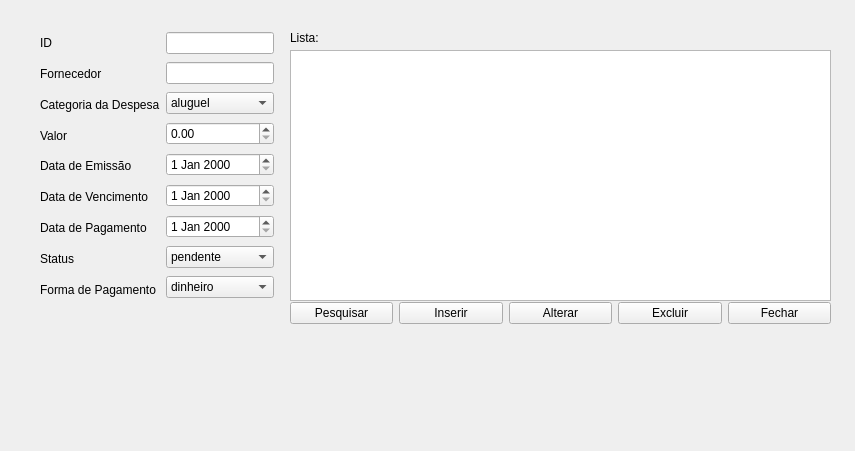
Qt form erp-projeto/contaspagarwindow.ui (jaques-lo/erp-projeto) before a commit.
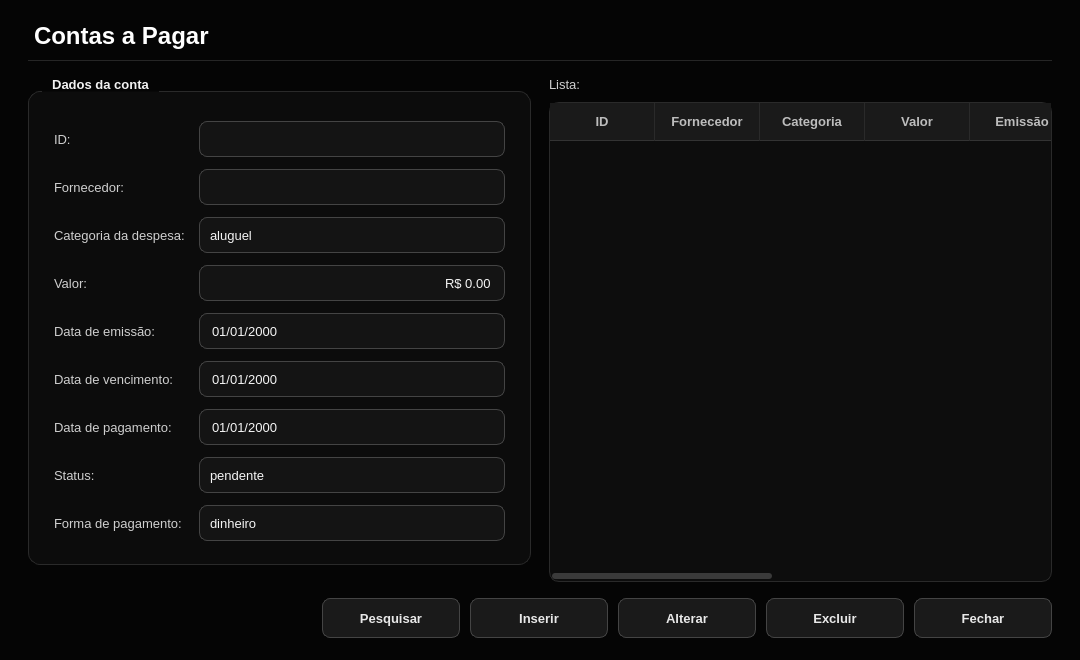
The same form after that commit.

Commit message:
Atualiza fontes do projeto ERP (telas e login, Tela de Sobra) e adiciona logoBG
Arquivos de importância para alterar e rodar na máquina: código (cpp/h/pro), telas (ui), recursos (qrc) e imagem da logoBG.

The edit to the form file:
```diff
--- a/erp-projeto/contaspagarwindow.ui
+++ b/erp-projeto/contaspagarwindow.ui
@@ -6,246 +6,1187 @@
    <rect>
     <x>0</x>
     <y>0</y>
-    <width>855</width>
-    <height>451</height>
+    <width>1080</width>
+    <height>660</height>
    </rect>
   </property>
+  <property name="minimumSize">
+   <size>
+    <width>864</width>
+    <height>528</height>
+   </size>
+  </property>
   <property name="windowTitle">
-   <string>Form</string>
-  </property>
-  <widget class="QLabel" name="label_5">
-   <property name="geometry">
-    <rect>
-     <x>290</x>
-     <y>30</y>
-     <width>49</width>
-     <height>16</height>
-    </rect>
-   </property>
-   <property name="text">
-    <string>Lista:</string>
-   </property>
-  </widget>
-  <widget class="QTableWidget" name="tableWidget">
-   <property name="geometry">
-    <rect>
-     <x>290</x>
-     <y>50</y>
-     <width>541</width>
-     <height>251</height>
-    </rect>
-   </property>
-  </widget>
-  <widget class="QWidget" name="">
-   <property name="geometry">
-    <rect>
-     <x>40</x>
-     <y>30</y>
-     <width>234</width>
-     <height>272</height>
-    </rect>
-   </property>
-   <layout class="QHBoxLayout" name="horizontalLayout">
-    <item>
-     <layout class="QVBoxLayout" name="verticalLayout">
-      <item>
-       <widget class="QLabel" name="label_10">
-        <property name="text">
-         <string>ID</string>
-        </property>
-       </widget>
-      </item>
-      <item>
-       <widget class="QLabel" name="label">
-        <property name="text">
-         <string>Fornecedor</string>
-        </property>
-       </widget>
-      </item>
-      <item>
-       <widget class="QLabel" name="label_9">
-        <property name="text">
-         <string>Categoria da Despesa</string>
-        </property>
-       </widget>
-      </item>
-      <item>
-       <widget class="QLabel" name="label_2">
-        <property name="text">
-         <string>Valor</string>
-        </property>
-       </widget>
-      </item>
-      <item>
-       <widget class="QLabel" name="label_8">
-        <property name="text">
-         <string>Data de Emissão</string>
-        </property>
-       </widget>
-      </item>
-      <item>
-       <widget class="QLabel" name="label_3">
-        <property name="text">
-         <string>Data de Vencimento</string>
-        </property>
-       </widget>
-      </item>
-      <item>
-       <widget class="QLabel" name="label_6">
-        <property name="text">
-         <string>Data de Pagamento</string>
-        </property>
-       </widget>
-      </item>
-      <item>
-       <widget class="QLabel" name="label_4">
-        <property name="text">
-         <string>Status</string>
-        </property>
-       </widget>
-      </item>
-      <item>
-       <widget class="QLabel" name="label_7">
-        <property name="text">
-         <string>Forma de Pagamento</string>
-        </property>
-       </widget>
-      </item>
-     </layout>
-    </item>
-    <item>
-     <layout class="QVBoxLayout" name="verticalLayout_2">
-      <item>
-       <widget class="QLineEdit" name="lineEdit"/>
-      </item>
-      <item>
-       <widget class="QLineEdit" name="lineEdit_2"/>
-      </item>
-      <item>
-       <widget class="QComboBox" name="comboBox">
-        <item>
-         <property name="text">
-          <string>aluguel</string>
-         </property>
-        </item>
-        <item>
-         <property name="text">
-          <string>fornecedor</string>
-         </property>
-        </item>
-        <item>
-         <property name="text">
-          <string>salário</string>
-         </property>
-        </item>
-       </widget>
-      </item>
-      <item>
-       <widget class="QDoubleSpinBox" name="doubleSpinBox"/>
-      </item>
-      <item>
-       <widget class="QDateEdit" name="dateEdit"/>
-      </item>
-      <item>
-       <widget class="QDateEdit" name="dateEdit_2"/>
-      </item>
-      <item>
-       <widget class="QDateEdit" name="dateEdit_3"/>
-      </item>
-      <item>
-       <widget class="QComboBox" name="comboBox_2">
-        <item>
-         <property name="text">
-          <string>pendente</string>
-         </property>
-        </item>
-        <item>
-         <property name="text">
-          <string>pago</string>
-         </property>
-        </item>
-        <item>
-         <property name="text">
-          <string>atrasado</string>
-         </property>
-        </item>
-       </widget>
-      </item>
-      <item>
-       <widget class="QComboBox" name="comboBox_3">
-        <item>
-         <property name="text">
-          <string>dinheiro</string>
-         </property>
-        </item>
-        <item>
-         <property name="text">
-          <string>débito</string>
-         </property>
-        </item>
-        <item>
-         <property name="text">
-          <string>crédito</string>
-         </property>
-        </item>
-        <item>
-         <property name="text">
-          <string>pix</string>
-         </property>
-        </item>
-       </widget>
-      </item>
-     </layout>
-    </item>
-   </layout>
-  </widget>
-  <widget class="QWidget" name="">
-   <property name="geometry">
-    <rect>
-     <x>290</x>
-     <y>300</y>
-     <width>541</width>
-     <height>26</height>
-    </rect>
-   </property>
-   <layout class="QHBoxLayout" name="horizontalLayout_2">
-    <item>
-     <widget class="QPushButton" name="pushButton">
-      <property name="text">
-       <string>Pesquisar</string>
-      </property>
-     </widget>
-    </item>
-    <item>
-     <widget class="QPushButton" name="pushButton_2">
-      <property name="text">
-       <string>Inserir</string>
-      </property>
-     </widget>
-    </item>
-    <item>
-     <widget class="QPushButton" name="pushButton_3">
-      <property name="text">
-       <string>Alterar</string>
-      </property>
-     </widget>
-    </item>
-    <item>
-     <widget class="QPushButton" name="pushButton_4">
-      <property name="text">
-       <string>Excluir</string>
-      </property>
-     </widget>
-    </item>
-    <item>
-     <widget class="QPushButton" name="pushButton_5">
-      <property name="text">
-       <string>Fechar</string>
-      </property>
-     </widget>
-    </item>
-   </layout>
-  </widget>
+   <string>Contas a Pagar</string>
+  </property>
+  <property name="palette">
+   <palette>
+    <active>
+     <colorrole role="WindowText">
+      <brush brushstyle="SolidPattern">
+       <color alpha="255">
+        <red>232</red>
+        <green>232</green>
+        <blue>232</blue>
+       </color>
+      </brush>
+     </colorrole>
+     <colorrole role="Button">
+      <brush brushstyle="SolidPattern">
+       <color alpha="255">
+        <red>26</red>
+        <green>26</green>
+        <blue>26</blue>
+       </color>
+      </brush>
+     </colorrole>
+     <colorrole role="Text">
+      <brush brushstyle="SolidPattern">
+       <color alpha="255">
+        <red>245</red>
+        <green>245</green>
+        <blue>245</blue>
+       </color>
+      </brush>
+     </colorrole>
+     <colorrole role="ButtonText">
+      <brush brushstyle="SolidPattern">
+       <color alpha="255">
+        <red>232</red>
+        <green>232</green>
+        <blue>232</blue>
+       </color>
+      </brush>
+     </colorrole>
+     <colorrole role="Base">
+      <brush brushstyle="SolidPattern">
+       <color alpha="255">
+        <red>20</red>
+        <green>20</green>
+        <blue>20</blue>
+       </color>
+      </brush>
+     </colorrole>
+     <colorrole role="AlternateBase">
+      <brush brushstyle="SolidPattern">
+       <color alpha="255">
+        <red>19</red>
+        <green>19</green>
+        <blue>19</blue>
+       </color>
+      </brush>
+     </colorrole>
+     <colorrole role="Window">
+      <brush brushstyle="SolidPattern">
+       <color alpha="255">
+        <red>5</red>
+        <green>5</green>
+        <blue>5</blue>
+       </color>
+      </brush>
+     </colorrole>
+     <colorrole role="Highlight">
+      <brush brushstyle="SolidPattern">
+       <color alpha="255">
+        <red>119</red>
+        <green>119</green>
+        <blue>119</blue>
+       </color>
+      </brush>
+     </colorrole>
+     <colorrole role="HighlightedText">
+      <brush brushstyle="SolidPattern">
+       <color alpha="255">
+        <red>255</red>
+        <green>255</green>
+        <blue>255</blue>
+       </color>
+      </brush>
+     </colorrole>
+     <colorrole role="PlaceholderText">
+      <brush brushstyle="SolidPattern">
+       <color alpha="255">
+        <red>119</red>
+        <green>119</green>
+        <blue>119</blue>
+       </color>
+      </brush>
+     </colorrole>
+    </active>
+    <inactive>
+     <colorrole role="WindowText">
+      <brush brushstyle="SolidPattern">
+       <color alpha="255">
+        <red>232</red>
+        <green>232</green>
+        <blue>232</blue>
+       </color>
+      </brush>
+     </colorrole>
+     <colorrole role="Button">
+      <brush brushstyle="SolidPattern">
+       <color alpha="255">
+        <red>26</red>
+        <green>26</green>
+        <blue>26</blue>
+       </color>
+      </brush>
+     </colorrole>
+     <colorrole role="Text">
+      <brush brushstyle="SolidPattern">
+       <color alpha="255">
+        <red>245</red>
+        <green>245</green>
+        <blue>245</blue>
+       </color>
+      </brush>
+     </colorrole>
+     <colorrole role="ButtonText">
+      <brush brushstyle="SolidPattern">
+       <color alpha="255">
+        <red>232</red>
+        <green>232</green>
+        <blue>232</blue>
+       </color>
+      </brush>
+     </colorrole>
+     <colorrole role="Base">
+      <brush brushstyle="SolidPattern">
+       <color alpha="255">
+        <red>20</red>
+        <green>20</green>
+        <blue>20</blue>
+       </color>
+      </brush>
+     </colorrole>
+     <colorrole role="AlternateBase">
+      <brush brushstyle="SolidPattern">
+       <color alpha="255">
+        <red>19</red>
+        <green>19</green>
+        <blue>19</blue>
+       </color>
+      </brush>
+     </colorrole>
+     <colorrole role="Window">
+      <brush brushstyle="SolidPattern">
+       <color alpha="255">
+        <red>5</red>
+        <green>5</green>
+        <blue>5</blue>
+       </color>
+      </brush>
+     </colorrole>
+     <colorrole role="Highlight">
+      <brush brushstyle="SolidPattern">
+       <color alpha="255">
+        <red>119</red>
+        <green>119</green>
+        <blue>119</blue>
+       </color>
+      </brush>
+     </colorrole>
+     <colorrole role="HighlightedText">
+      <brush brushstyle="SolidPattern">
+       <color alpha="255">
+        <red>255</red>
+        <green>255</green>
+        <blue>255</blue>
+       </color>
+      </brush>
+     </colorrole>
+     <colorrole role="PlaceholderText">
+      <brush brushstyle="SolidPattern">
+       <color alpha="255">
+        <red>119</red>
+        <green>119</green>
+        <blue>119</blue>
+       </color>
+      </brush>
+     </colorrole>
+    </inactive>
+    <disabled>
+     <colorrole role="WindowText">
+      <brush brushstyle="SolidPattern">
+       <color alpha="255">
+        <red>102</red>
+        <green>102</green>
+        <blue>102</blue>
+       </color>
+      </brush>
+     </colorrole>
+     <colorrole role="Button">
+      <brush brushstyle="SolidPattern">
+       <color alpha="255">
+        <red>26</red>
+        <green>26</green>
+        <blue>26</blue>
+       </color>
+      </brush>
+     </colorrole>
+     <colorrole role="Text">
+      <brush brushstyle="SolidPattern">
+       <color alpha="255">
+        <red>102</red>
+        <green>102</green>
+        <blue>102</blue>
+       </color>
+      </brush>
+     </colorrole>
+     <colorrole role="ButtonText">
+      <brush brushstyle="SolidPattern">
+       <color alpha="255">
+        <red>102</red>
+        <green>102</green>
+        <blue>102</blue>
+       </color>
+      </brush>
+     </colorrole>
+     <colorrole role="Base">
+      <brush brushstyle="SolidPattern">
+       <color alpha="255">
+        <red>20</red>
+        <green>20</green>
+        <blue>20</blue>
+       </color>
+      </brush>
+     </colorrole>
+     <colorrole role="AlternateBase">
+      <brush brushstyle="SolidPattern">
+       <color alpha="255">
+        <red>19</red>
+        <green>19</green>
+        <blue>19</blue>
+       </color>
+      </brush>
+     </colorrole>
+     <colorrole role="Window">
+      <brush brushstyle="SolidPattern">
+       <color alpha="255">
+        <red>5</red>
+        <green>5</green>
+        <blue>5</blue>
+       </color>
+      </brush>
+     </colorrole>
+     <colorrole role="Highlight">
+      <brush brushstyle="SolidPattern">
+       <color alpha="255">
+        <red>119</red>
+        <green>119</green>
+        <blue>119</blue>
+       </color>
+      </brush>
+     </colorrole>
+     <colorrole role="HighlightedText">
+      <brush brushstyle="SolidPattern">
+       <color alpha="255">
+        <red>255</red>
+        <green>255</green>
+        <blue>255</blue>
+       </color>
+      </brush>
+     </colorrole>
+     <colorrole role="PlaceholderText">
+      <brush brushstyle="SolidPattern">
+       <color alpha="255">
+        <red>119</red>
+        <green>119</green>
+        <blue>119</blue>
+       </color>
+      </brush>
+     </colorrole>
+    </disabled>
+   </palette>
+  </property>
+  <property name="styleSheet">
+   <string notr="true">#ContasPagarWindow {
+    background-color: #050505;
+}
+
+QWidget {
+    font-family: "Segoe UI", "DejaVu Sans", "Noto Sans", sans-serif;
+    font-size: 10pt;
+}
+
+/* ---------- Textos ---------- */
+QLabel {
+    color: #cfcfcf;
+    background: transparent;
+    font-weight: normal;
+}
+
+QLabel#lblTitulo {
+    color: #ffffff;
+    font-size: 18pt;
+    font-weight: bold;
+    padding-bottom: 10px;
+    border-bottom: 1px solid #262626;
+}
+
+QLabel[role="section"] {
+    color: #ffffff;
+    font-size: 11pt;
+    font-weight: bold;
+}
+
+QLabel[role="hint"] {
+    color: #777777;
+    font-size: 9pt;
+}
+
+QLabel[role="value"] {
+    color: #ffffff;
+    font-weight: bold;
+}
+
+QToolTip {
+    background-color: #1a1a1a;
+    color: #f5f5f5;
+    border: 1px solid #444444;
+    padding: 4px 8px;
+}
+
+/* ---------- Cartões / grupos ---------- */
+QGroupBox {
+    background-color: #0c0c0c;
+    border: 1px solid #2a2a2a;
+    border-radius: 12px;
+    margin-top: 14px;
+    padding: 20px 16px 14px 16px;
+    color: #f2f2f2;
+    font-weight: bold;
+}
+
+QGroupBox::title {
+    subcontrol-origin: margin;
+    subcontrol-position: top left;
+    left: 14px;
+    padding: 0 8px;
+    color: #f2f2f2;
+}
+
+QFrame[variant="card"] {
+    background-color: #0c0c0c;
+    border: 1px solid #2a2a2a;
+    border-radius: 12px;
+}
+
+QFrame#lineSep {
+    background-color: #2a2a2a;
+    border: none;
+}
+
+/* ---------- Campos de entrada ---------- */
+QLineEdit,
+QComboBox,
+QAbstractSpinBox,
+QDateEdit,
+QDateTimeEdit {
+    background-color: #141414;
+    color: #f5f5f5;
+    border: 1px solid #444444;
+    border-radius: 8px;
+    padding: 6px 10px;
+    min-height: 22px;
+    selection-background-color: #777777;
+    selection-color: #ffffff;
+    font-weight: normal;
+}
+
+QLineEdit:hover,
+QComboBox:hover,
+QAbstractSpinBox:hover,
+QDateEdit:hover,
+QDateTimeEdit:hover {
+    border: 1px solid #666666;
+}
+
+QLineEdit:focus,
+QComboBox:focus,
+QAbstractSpinBox:focus,
+QDateEdit:focus,
+QDateTimeEdit:focus {
+    border: 1px solid #d8d8d8;
+    background-color: #181818;
+}
+
+QLineEdit:read-only,
+QAbstractSpinBox:read-only {
+    color: #bdbdbd;
+}
+
+QLineEdit:disabled,
+QComboBox:disabled,
+QAbstractSpinBox:disabled,
+QDateEdit:disabled,
+QDateTimeEdit:disabled {
+    background-color: #0e0e0e;
+    color: #666666;
+    border: 1px solid #2a2a2a;
+}
+
+/* Campo de total (somente leitura, em destaque) */
+QDoubleSpinBox[variant="total"] {
+    font-size: 20pt;
+    font-weight: bold;
+    color: #ffffff;
+    background-color: #0a0a0a;
+    border: 1px solid #333333;
+    padding: 8px 14px;
+    min-height: 36px;
+}
+
+/* ---------- ComboBox / Data ---------- */
+QComboBox {
+    padding-right: 30px;
+}
+
+QComboBox::drop-down,
+QDateEdit::drop-down,
+QDateTimeEdit::drop-down {
+    subcontrol-origin: padding;
+    subcontrol-position: center right;
+    width: 28px;
+    border: none;
+    background: transparent;
+}
+
+QComboBox::down-arrow,
+QDateEdit::down-arrow,
+QDateTimeEdit::down-arrow {
+    image: none;
+    width: 0px;
+    height: 0px;
+    border-left: 5px solid transparent;
+    border-right: 5px solid transparent;
+    border-top: 6px solid #bdbdbd;
+    margin-right: 8px;
+}
+
+QComboBox QAbstractItemView {
+    background-color: #141414;
+    color: #f5f5f5;
+    border: 1px solid #444444;
+    selection-background-color: #2e2e2e;
+    selection-color: #ffffff;
+    outline: 0;
+}
+
+/* ---------- SpinBox com botões ---------- */
+QSpinBox {
+    padding-right: 26px;
+}
+
+QSpinBox::up-button {
+    subcontrol-origin: border;
+    subcontrol-position: top right;
+    width: 22px;
+    border: none;
+    background: transparent;
+}
+
+QSpinBox::down-button {
+    subcontrol-origin: border;
+    subcontrol-position: bottom right;
+    width: 22px;
+    border: none;
+    background: transparent;
+}
+
+QSpinBox::up-arrow {
+    image: none;
+    width: 0px;
+    height: 0px;
+    border-left: 4px solid transparent;
+    border-right: 4px solid transparent;
+    border-bottom: 5px solid #bdbdbd;
+}
+
+QSpinBox::down-arrow {
+    image: none;
+    width: 0px;
+    height: 0px;
+    border-left: 4px solid transparent;
+    border-right: 4px solid transparent;
+    border-top: 5px solid #bdbdbd;
+}
+
+/* ---------- Calendário (popup do QDateEdit) ---------- */
+QCalendarWidget QWidget {
+    background-color: #141414;
+    color: #f5f5f5;
+}
+
+QCalendarWidget QToolButton {
+    background-color: transparent;
+    color: #f5f5f5;
+    border: none;
+    padding: 4px 8px;
+}
+
+QCalendarWidget QAbstractItemView:enabled {
+    background-color: #0d0d0d;
+    color: #f5f5f5;
+    selection-background-color: #f2f2f2;
+    selection-color: #080808;
+}
+
+QCalendarWidget QAbstractItemView:disabled {
+    color: #555555;
+}
+
+/* ---------- CheckBox ---------- */
+QCheckBox {
+    color: #e8e8e8;
+    background: transparent;
+    spacing: 10px;
+    font-weight: normal;
+}
+
+QCheckBox::indicator {
+    width: 18px;
+    height: 18px;
+    border: 1px solid #555555;
+    border-radius: 5px;
+    background-color: #141414;
+}
+
+QCheckBox::indicator:hover {
+    border: 1px solid #999999;
+}
+
+QCheckBox::indicator:checked {
+    background-color: #f2f2f2;
+    border: 1px solid #f2f2f2;
+}
+
+/* ---------- Botões ---------- */
+QPushButton {
+    background-color: #1a1a1a;
+    color: #e8e8e8;
+    border: 1px solid #444444;
+    border-radius: 8px;
+    padding: 8px 22px;
+    min-height: 22px;
+    min-width: 92px;
+    font-weight: bold;
+}
+
+QPushButton:hover {
+    background-color: #262626;
+    border: 1px solid #666666;
+    color: #ffffff;
+}
+
+QPushButton:pressed {
+    background-color: #333333;
+}
+
+QPushButton:disabled {
+    background-color: #111111;
+    color: #555555;
+    border: 1px solid #2a2a2a;
+}
+
+QPushButton[variant="primary"] {
+    background-color: #f2f2f2;
+    color: #080808;
+    border: 1px solid #f2f2f2;
+}
+
+QPushButton[variant="primary"]:hover {
+    background-color: #d2d2d2;
+    border: 1px solid #d2d2d2;
+    color: #080808;
+}
+
+QPushButton[variant="primary"]:pressed {
+    background-color: #aaaaaa;
+    border: 1px solid #aaaaaa;
+}
+
+QPushButton[variant="danger"] {
+    background-color: transparent;
+    color: #ff9494;
+    border: 1px solid #6b2f2f;
+}
+
+QPushButton[variant="danger"]:hover {
+    background-color: #2a1212;
+    color: #ffb4b4;
+    border: 1px solid #a04444;
+}
+
+QPushButton[variant="danger"]:pressed {
+    background-color: #3a1818;
+}
+
+QPushButton[variant="ghost"] {
+    background-color: transparent;
+    color: #bdbdbd;
+    border: 1px solid #333333;
+}
+
+QPushButton[variant="ghost"]:hover {
+    background-color: #1a1a1a;
+    color: #ffffff;
+    border: 1px solid #666666;
+}
+
+/* ---------- Tabelas ---------- */
+QTableWidget,
+QTableView {
+    background-color: #0d0d0d;
+    alternate-background-color: #131313;
+    color: #e8e8e8;
+    gridline-color: #232323;
+    border: 1px solid #2a2a2a;
+    border-radius: 10px;
+    selection-background-color: #2f2f2f;
+    selection-color: #ffffff;
+    outline: 0;
+}
+
+QTableWidget::item,
+QTableView::item {
+    padding: 4px 8px;
+    border: none;
+}
+
+QHeaderView {
+    background-color: transparent;
+}
+
+QHeaderView::section {
+    background-color: #1a1a1a;
+    color: #bdbdbd;
+    padding: 9px 10px;
+    border: none;
+    border-right: 1px solid #2a2a2a;
+    border-bottom: 1px solid #333333;
+    font-weight: bold;
+}
+
+QTableCornerButton::section {
+    background-color: #1a1a1a;
+    border: none;
+}
+
+/* ---------- Barras de rolagem ---------- */
+QScrollBar:vertical {
+    background: transparent;
+    width: 10px;
+    margin: 2px;
+}
+
+QScrollBar::handle:vertical {
+    background: #3a3a3a;
+    border-radius: 3px;
+    min-height: 28px;
+}
+
+QScrollBar::handle:vertical:hover {
+    background: #5a5a5a;
+}
+
+QScrollBar:horizontal {
+    background: transparent;
+    height: 10px;
+    margin: 2px;
+}
+
+QScrollBar::handle:horizontal {
+    background: #3a3a3a;
+    border-radius: 3px;
+    min-width: 28px;
+}
+
+QScrollBar::handle:horizontal:hover {
+    background: #5a5a5a;
+}
+
+QScrollBar::add-line,
+QScrollBar::sub-line {
+    width: 0px;
+    height: 0px;
+}
+
+QScrollBar::add-page,
+QScrollBar::sub-page {
+    background: transparent;
+}
+
+/* ---------- Caixas de diálogo abertas a partir da tela ---------- */
+QMessageBox,
+QDialog {
+    background-color: #0d0d0d;
+}
+
+QMessageBox QLabel {
+    color: #f0f0f0;
+}</string>
+  </property>
+  <layout class="QVBoxLayout" name="rootLayout">
+   <property name="spacing">
+    <number>16</number>
+   </property>
+   <property name="leftMargin">
+    <number>28</number>
+   </property>
+   <property name="topMargin">
+    <number>22</number>
+   </property>
+   <property name="rightMargin">
+    <number>28</number>
+   </property>
+   <property name="bottomMargin">
+    <number>22</number>
+   </property>
+   <item>
+    <widget class="QLabel" name="lblTitulo">
+     <property name="text">
+      <string>Contas a Pagar</string>
+     </property>
+    </widget>
+   </item>
+   <item>
+    <layout class="QHBoxLayout" name="lay_5">
+     <property name="spacing">
+      <number>18</number>
+     </property>
+     <property name="leftMargin">
+      <number>0</number>
+     </property>
+     <property name="topMargin">
+      <number>0</number>
+     </property>
+     <property name="rightMargin">
+      <number>0</number>
+     </property>
+     <property name="bottomMargin">
+      <number>0</number>
+     </property>
+     <item>
+      <layout class="QVBoxLayout" name="lay_3">
+       <property name="spacing">
+        <number>0</number>
+       </property>
+       <property name="leftMargin">
+        <number>0</number>
+       </property>
+       <property name="topMargin">
+        <number>0</number>
+       </property>
+       <property name="rightMargin">
+        <number>0</number>
+       </property>
+       <property name="bottomMargin">
+        <number>0</number>
+       </property>
+       <item>
+        <widget class="QGroupBox" name="grpConta">
+         <property name="title">
+          <string>Dados da conta</string>
+         </property>
+         <layout class="QGridLayout" name="lay_1">
+          <property name="horizontalSpacing">
+           <number>14</number>
+          </property>
+          <property name="verticalSpacing">
+           <number>12</number>
+          </property>
+          <item row="0" column="0">
+           <widget class="QLabel" name="label_10">
+            <property name="text">
+             <string>ID:</string>
+            </property>
+           </widget>
+          </item>
+          <item row="0" column="1">
+           <widget class="QLineEdit" name="lineEdit" />
+          </item>
+          <item row="1" column="0">
+           <widget class="QLabel" name="label">
+            <property name="text">
+             <string>Fornecedor:</string>
+            </property>
+           </widget>
+          </item>
+          <item row="1" column="1">
+           <widget class="QLineEdit" name="lineEdit_2" />
+          </item>
+          <item row="2" column="0">
+           <widget class="QLabel" name="label_9">
+            <property name="text">
+             <string>Categoria da despesa:</string>
+            </property>
+           </widget>
+          </item>
+          <item row="2" column="1">
+           <widget class="QComboBox" name="comboBox">
+            <item>
+             <property name="text">
+              <string>aluguel</string>
+             </property>
+            </item>
+            <item>
+             <property name="text">
+              <string>fornecedor</string>
+             </property>
+            </item>
+            <item>
+             <property name="text">
+              <string>salário</string>
+             </property>
+            </item>
+           </widget>
+          </item>
+          <item row="3" column="0">
+           <widget class="QLabel" name="label_2">
+            <property name="text">
+             <string>Valor:</string>
+            </property>
+           </widget>
+          </item>
+          <item row="3" column="1">
+           <widget class="QDoubleSpinBox" name="doubleSpinBox">
+            <property name="buttonSymbols">
+             <enum>QAbstractSpinBox::NoButtons</enum>
+            </property>
+            <property name="alignment">
+             <set>Qt::AlignRight|Qt::AlignTrailing|Qt::AlignVCenter</set>
+            </property>
+            <property name="prefix">
+             <string>R$ </string>
+            </property>
+            <property name="decimals">
+             <number>2</number>
+            </property>
+            <property name="minimum">
+             <double>0.0</double>
+            </property>
+            <property name="maximum">
+             <double>999999999.99</double>
+            </property>
+           </widget>
+          </item>
+          <item row="4" column="0">
+           <widget class="QLabel" name="label_8">
+            <property name="text">
+             <string>Data de emissão:</string>
+            </property>
+           </widget>
+          </item>
+          <item row="4" column="1">
+           <widget class="QDateEdit" name="dateEdit">
+            <property name="displayFormat">
+             <string>dd/MM/yyyy</string>
+            </property>
+            <property name="calendarPopup">
+             <bool>true</bool>
+            </property>
+           </widget>
+          </item>
+          <item row="5" column="0">
+           <widget class="QLabel" name="label_3">
+            <property name="text">
+             <string>Data de vencimento:</string>
+            </property>
+           </widget>
+          </item>
+          <item row="5" column="1">
+           <widget class="QDateEdit" name="dateEdit_2">
+            <property name="displayFormat">
+             <string>dd/MM/yyyy</string>
+            </property>
+            <property name="calendarPopup">
+             <bool>true</bool>
+            </property>
+           </widget>
+          </item>
+          <item row="6" column="0">
+           <widget class="QLabel" name="label_6">
+            <property name="text">
+             <string>Data de pagamento:</string>
+            </property>
+           </widget>
+          </item>
+          <item row="6" column="1">
+           <widget class="QDateEdit" name="dateEdit_3">
+            <property name="displayFormat">
+             <string>dd/MM/yyyy</string>
+            </property>
+            <property name="calendarPopup">
+             <bool>true</bool>
+            </property>
+           </widget>
+          </item>
+          <item row="7" column="0">
+           <widget class="QLabel" name="label_4">
+            <property name="text">
+             <string>Status:</string>
+            </property>
+           </widget>
+          </item>
+          <item row="7" column="1">
+           <widget class="QComboBox" name="comboBox_2">
+            <item>
+             <property name="text">
+              <string>pendente</string>
+             </property>
+            </item>
+            <item>
+             <property name="text">
+              <string>pago</string>
+             </property>
+            </item>
+            <item>
+             <property name="text">
+              <string>atrasado</string>
+             </property>
+            </item>
+           </widget>
+          </item>
+          <item row="8" column="0">
+           <widget class="QLabel" name="label_7">
+            <property name="text">
+             <string>Forma de pagamento:</string>
+            </property>
+           </widget>
+          </item>
+          <item row="8" column="1">
+           <widget class="QComboBox" name="comboBox_3">
+            <item>
+             <property name="text">
+              <string>dinheiro</string>
+             </property>
+            </item>
+            <item>
+             <property name="text">
+              <string>débito</string>
+             </property>
+            </item>
+            <item>
+             <property name="text">
+              <string>crédito</string>
+             </property>
+            </item>
+            <item>
+             <property name="text">
+              <string>pix</string>
+             </property>
+            </item>
+           </widget>
+          </item>
+         </layout>
+        </widget>
+       </item>
+       <item>
+        <spacer name="spacer_2">
+         <property name="orientation">
+          <enum>Qt::Vertical</enum>
+         </property>
+         <property name="sizeHint" stdset="0">
+          <size>
+           <width>40</width>
+           <height>20</height>
+          </size>
+         </property>
+        </spacer>
+       </item>
+      </layout>
+     </item>
+     <item>
+      <layout class="QVBoxLayout" name="lay_4">
+       <property name="spacing">
+        <number>10</number>
+       </property>
+       <property name="leftMargin">
+        <number>0</number>
+       </property>
+       <property name="topMargin">
+        <number>0</number>
+       </property>
+       <property name="rightMargin">
+        <number>0</number>
+       </property>
+       <property name="bottomMargin">
+        <number>0</number>
+       </property>
+       <item>
+        <widget class="QLabel" name="label_5">
+         <property name="text">
+          <string>Lista:</string>
+         </property>
+         <property name="role" stdset="0">
+          <string>section</string>
+         </property>
+        </widget>
+       </item>
+       <item>
+        <widget class="QTableWidget" name="tableWidget">
+         <property name="alternatingRowColors">
+          <bool>true</bool>
+         </property>
+         <property name="selectionBehavior">
+          <enum>QAbstractItemView::SelectRows</enum>
+         </property>
+         <property name="showGrid">
+          <bool>false</bool>
+         </property>
+         <attribute name="horizontalHeaderDefaultSectionSize">
+          <number>105</number>
+         </attribute>
+         <attribute name="horizontalHeaderStretchLastSection">
+          <bool>true</bool>
+         </attribute>
+         <attribute name="verticalHeaderVisible">
+          <bool>false</bool>
+         </attribute>
+         <column>
+          <property name="text">
+           <string>ID</string>
+          </property>
+         </column>
+         <column>
+          <property name="text">
+           <string>Fornecedor</string>
+          </property>
+         </column>
+         <column>
+          <property name="text">
+           <string>Categoria</string>
+          </property>
+         </column>
+         <column>
+          <property name="text">
+           <string>Valor</string>
+          </property>
+         </column>
+         <column>
+          <property name="text">
+           <string>Emissão</string>
+          </property>
+         </column>
+         <column>
+          <property name="text">
+           <string>Vencimento</string>
+          </property>
+         </column>
+         <column>
+          <property name="text">
+           <string>Pagamento</string>
+          </property>
+         </column>
+         <column>
+          <property name="text">
+           <string>Status</string>
+          </property>
+         </column>
+         <column>
+          <property name="text">
+           <string>Forma</string>
+          </property>
+         </column>
+        </widget>
+       </item>
+      </layout>
+     </item>
+    </layout>
+   </item>
+   <item>
+    <layout class="QHBoxLayout" name="lay_7">
+     <property name="spacing">
+      <number>10</number>
+     </property>
+     <property name="leftMargin">
+      <number>0</number>
+     </property>
+     <property name="topMargin">
+      <number>0</number>
+     </property>
+     <property name="rightMargin">
+      <number>0</number>
+     </property>
+     <property name="bottomMargin">
+      <number>0</number>
+     </property>
+     <item>
+      <spacer name="spacer_6">
+       <property name="orientation">
+        <enum>Qt::Horizontal</enum>
+       </property>
+       <property name="sizeHint" stdset="0">
+        <size>
+         <width>40</width>
+         <height>20</height>
+        </size>
+       </property>
+      </spacer>
+     </item>
+     <item>
+      <widget class="QPushButton" name="pushButton">
+       <property name="text">
+        <string>Pesquisar</string>
+       </property>
+       <property name="cursor">
+        <cursorShape>PointingHandCursor</cursorShape>
+       </property>
+      </widget>
+     </item>
+     <item>
+      <widget class="QPushButton" name="pushButton_2">
+       <property name="text">
+        <string>Inserir</string>
+       </property>
+       <property name="variant" stdset="0">
+        <string>primary</string>
+       </property>
+       <property name="cursor">
+        <cursorShape>PointingHandCursor</cursorShape>
+       </property>
+      </widget>
+     </item>
+     <item>
+      <widget class="QPushButton" name="pushButton_3">
+       <property name="text">
+        <string>Alterar</string>
+       </property>
+       <property name="cursor">
+        <cursorShape>PointingHandCursor</cursorShape>
+       </property>
+      </widget>
+     </item>
+     <item>
+      <widget class="QPushButton" name="pushButton_4">
+       <property name="text">
+        <string>Excluir</string>
+       </property>
+       <property name="variant" stdset="0">
+        <string>danger</string>
+       </property>
+       <property name="cursor">
+        <cursorShape>PointingHandCursor</cursorShape>
+       </property>
+      </widget>
+     </item>
+     <item>
+      <widget class="QPushButton" name="pushButton_5">
+       <property name="text">
+        <string>Fechar</string>
+       </property>
+       <property name="variant" stdset="0">
+        <string>ghost</string>
+       </property>
+       <property name="cursor">
+        <cursorShape>PointingHandCursor</cursorShape>
+       </property>
+      </widget>
+     </item>
+    </layout>
+   </item>
+  </layout>
  </widget>
  <resources/>
  <connections>
```
Left out of the diff: 12 changed lines with no effect on the pictures. The commit also changes 23 other files.
